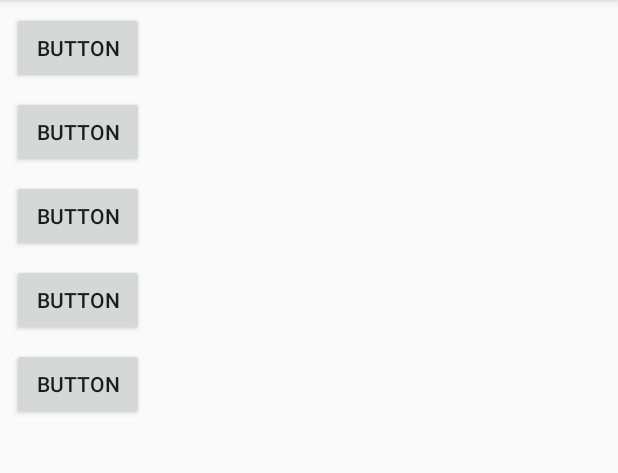
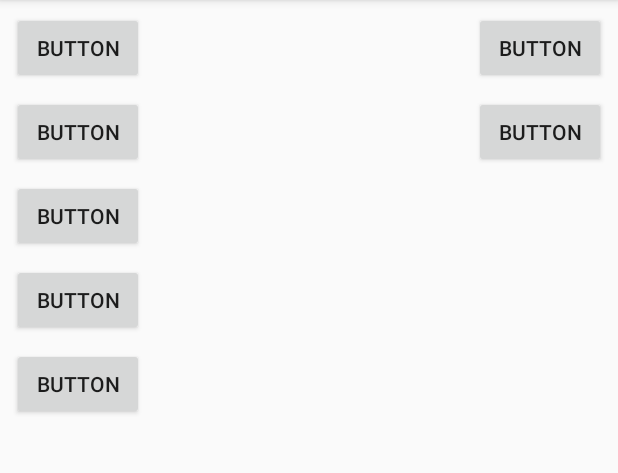
Before and after one commit to miowoo821/2018012201_00, an Android app: the screen it shows after launch (MainActivity), on a phone screen of 412 x 824 dp, the part 84-557 px from its top. Run offline under Robolectric (Android 15) with nearby library versions, the phone set to English and light mode, and no system bars.

```diff
--- a/app/src/main/res/layout/activity_main.xml
+++ b/app/src/main/res/layout/activity_main.xml
@@ -61,4 +61,26 @@
         app:layout_constraintStart_toStartOf="parent"
         app:layout_constraintTop_toBottomOf="@+id/button4" />
 
+    <Button
+        android:id="@+id/button6"
+        android:layout_width="wrap_content"
+        android:layout_height="wrap_content"
+        android:layout_marginEnd="8dp"
+        android:layout_marginTop="8dp"
+        android:onClick="click6"
+        android:text="Button"
+        app:layout_constraintEnd_toEndOf="parent"
+        app:layout_constraintTop_toTopOf="parent" />
+
+    <Button
+        android:id="@+id/button7"
+        android:layout_width="wrap_content"
+        android:layout_height="wrap_content"
+        android:layout_marginEnd="8dp"
+        android:layout_marginTop="8dp"
+        android:onClick="click7"
+        android:text="Button"
+        app:layout_constraintEnd_toEndOf="parent"
+        app:layout_constraintTop_toBottomOf="@+id/button6" />
+
 </android.support.constraint.ConstraintLayout>
```
Also changed, not shown: app/src/main/java/com/example/student/a2018012201_00/MainActivity.java (+29 -3 lines).
